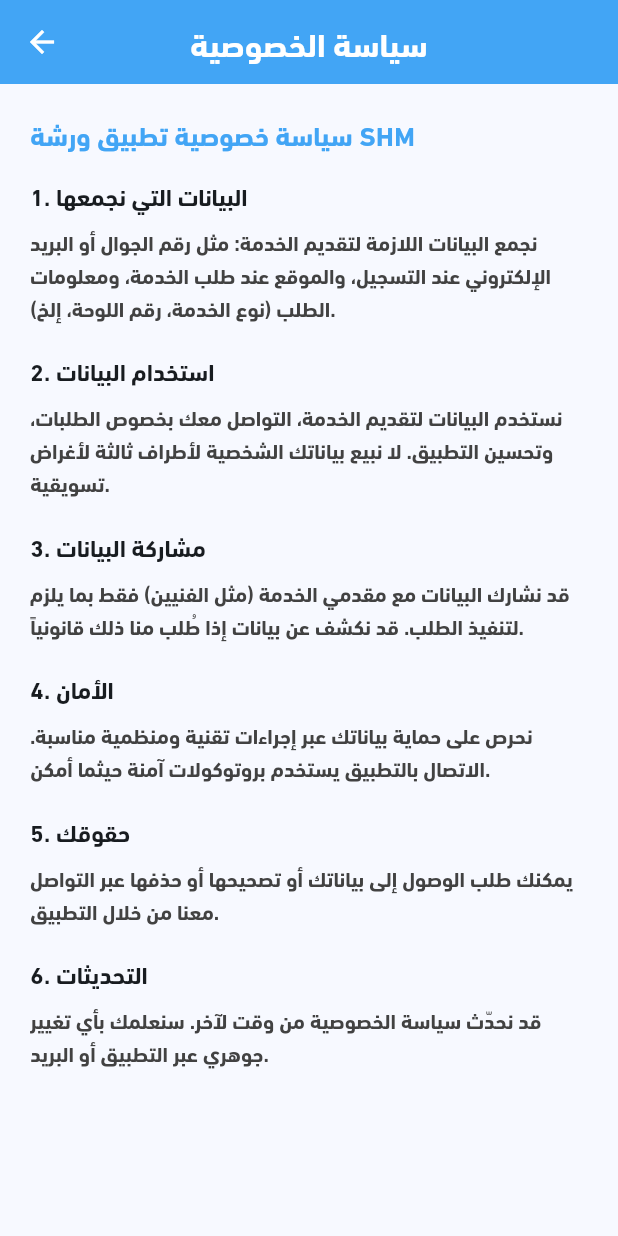
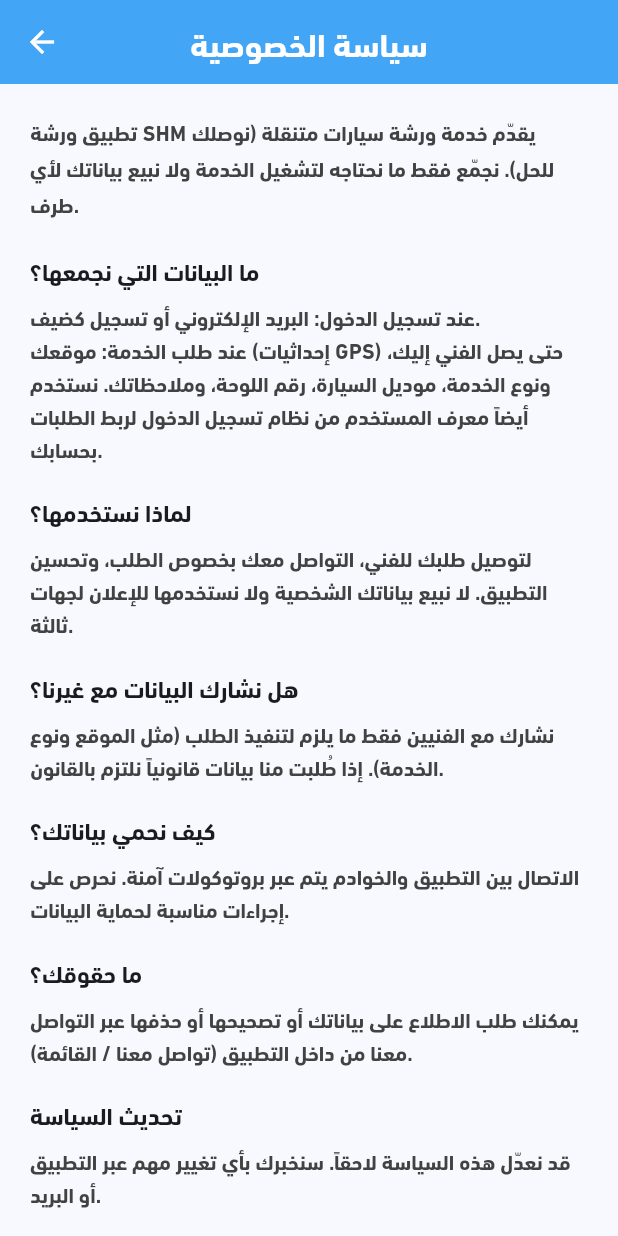
Before and after one commit to ZXYasser/SHM_app, a Flutter app: the PrivacyScreen screen opened directly, on a phone screen of 412 x 824 dp. Run offline on Flutter 3.47's test engine with Material 3 defaults, Android fonts, the phone set to English and light mode, and no system bars; our stand-ins replace firebase_auth, firebase_core, geolocator, google_maps_flutter, shared_preferences; accounts and stored records are empty.

Commit message:
Add privacy policy page for Vercel

```diff
--- a/flutter_app/lib/screens/privacy_screen.dart
+++ b/flutter_app/lib/screens/privacy_screen.dart
@@ -24,37 +24,37 @@ class PrivacyScreen extends StatelessWidget {
           crossAxisAlignment: CrossAxisAlignment.start,
           children: [
             Text(
-              'سياسة خصوصية تطبيق ورشة SHM',
+              'تطبيق ورشة SHM يقدّم خدمة ورشة سيارات متنقلة (نوصلك للحل). نجمّع فقط ما نحتاجه لتشغيل الخدمة ولا نبيع بياناتك لأي طرف.',
               style: TextStyle(
-                fontSize: 18,
-                fontWeight: FontWeight.bold,
-                color: color,
+                fontSize: 14,
+                color: Colors.grey[800],
+                height: 1.7,
               ),
             ),
-            const SizedBox(height: 16),
+            const SizedBox(height: 20),
             _buildSection(
-              '1. البيانات التي نجمعها',
-              'نجمع البيانات اللازمة لتقديم الخدمة: مثل رقم الجوال أو البريد الإلكتروني عند التسجيل، والموقع عند طلب الخدمة، ومعلومات الطلب (نوع الخدمة، رقم اللوحة، إلخ).',
+              'ما البيانات التي نجمعها؟',
+              'عند تسجيل الدخول: البريد الإلكتروني أو تسجيل كضيف.\nعند طلب الخدمة: موقعك (إحداثيات GPS) حتى يصل الفني إليك، ونوع الخدمة، موديل السيارة، رقم اللوحة، وملاحظاتك. نستخدم أيضاً معرف المستخدم من نظام تسجيل الدخول لربط الطلبات بحسابك.',
             ),
             _buildSection(
-              '2. استخدام البيانات',
-              'نستخدم البيانات لتقديم الخدمة، التواصل معك بخصوص الطلبات، وتحسين التطبيق. لا نبيع بياناتك الشخصية لأطراف ثالثة لأغراض تسويقية.',
+              'لماذا نستخدمها؟',
+              'لتوصيل طلبك للفني، التواصل معك بخصوص الطلب، وتحسين التطبيق. لا نبيع بياناتك الشخصية ولا نستخدمها للإعلان لجهات ثالثة.',
             ),
             _buildSection(
-              '3. مشاركة البيانات',
-              'قد نشارك البيانات مع مقدمي الخدمة (مثل الفنيين) فقط بما يلزم لتنفيذ الطلب. قد نكشف عن بيانات إذا طُلب منا ذلك قانونياً.',
+              'هل نشارك البيانات مع غيرنا؟',
+              'نشارك مع الفنيين فقط ما يلزم لتنفيذ الطلب (مثل الموقع ونوع الخدمة). إذا طُلبت منا بيانات قانونياً نلتزم بالقانون.',
             ),
             _buildSection(
-              '4. الأمان',
-              'نحرص على حماية بياناتك عبر إجراءات تقنية ومنظمية مناسبة. الاتصال بالتطبيق يستخدم بروتوكولات آمنة حيثما أمكن.',
+              'كيف نحمي بياناتك؟',
+              'الاتصال بين التطبيق والخوادم يتم عبر بروتوكولات آمنة. نحرص على إجراءات مناسبة لحماية البيانات.',
             ),
             _buildSection(
-              '5. حقوقك',
-              'يمكنك طلب الوصول إلى بياناتك أو تصحيحها أو حذفها عبر التواصل معنا من خلال التطبيق.',
+              'ما حقوقك؟',
+              'يمكنك طلب الاطلاع على بياناتك أو تصحيحها أو حذفها عبر التواصل معنا من داخل التطبيق (تواصل معنا / القائمة).',
             ),
             _buildSection(
-              '6. التحديثات',
-              'قد نحدّث سياسة الخصوصية من وقت لآخر. سنعلمك بأي تغيير جوهري عبر التطبيق أو البريد.',
+              'تحديث السياسة',
+              'قد نعدّل هذه السياسة لاحقاً. سنخبرك بأي تغيير مهم عبر التطبيق أو البريد.',
             ),
             const SizedBox(height: 24),
           ],
```
Also changed, not shown: 2 other files.
